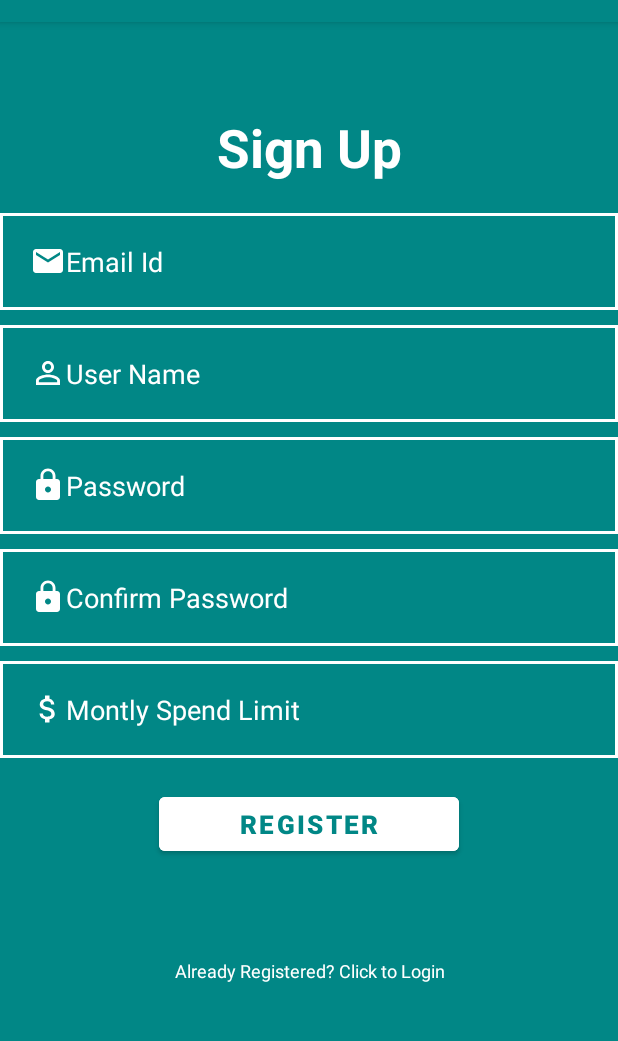
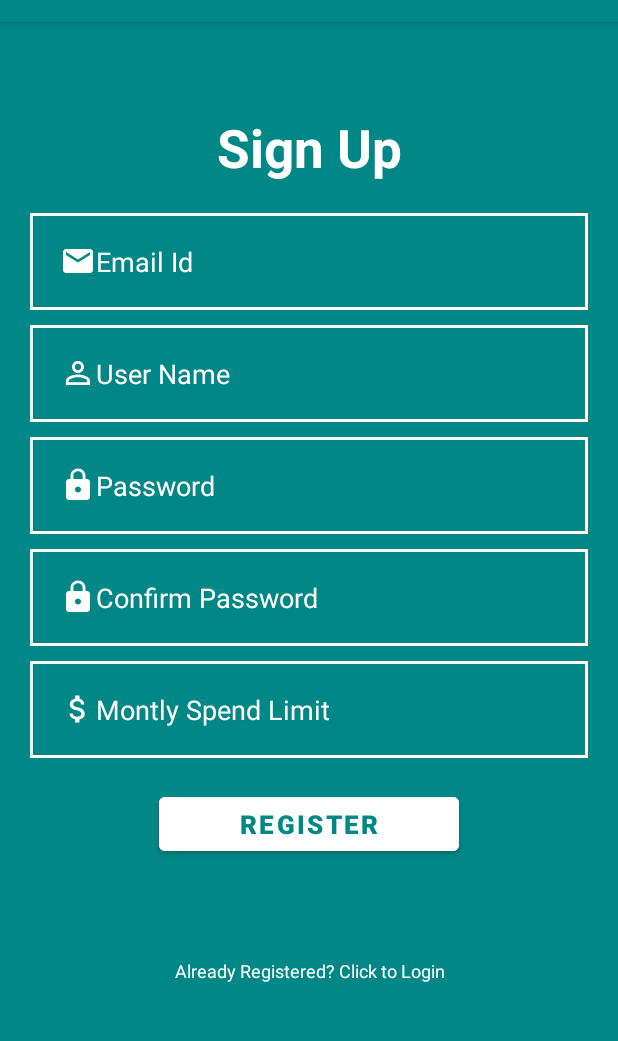
Before and after one commit to RahulDevaraj/W22G12_Insights, an Android app: the Reggister screen opened directly, with no data from a screen before it, on a phone screen of 412 x 824 dp, the part 62-1103 px from its top. Run offline under Robolectric (Android 15) with nearby library versions, the phone set to English and light mode, and no system bars; our stand-ins replace Room's generated code; Roboto replaces fonts that are not available here.

Commit message:
Register Screen Margin added

```diff
--- a/app/src/main/res/layout/activity_reggister.xml
+++ b/app/src/main/res/layout/activity_reggister.xml
@@ -27,7 +27,9 @@
         android:id="@+id/edtTxtUserId"
         android:layout_width="0dp"
         android:layout_height="wrap_content"
+        android:layout_marginStart="20dp"
         android:layout_marginTop="20dp"
+        android:layout_marginEnd="20dp"
         android:background="@drawable/border"
         android:drawableLeft="@drawable/ic_baseline_email_24"
         android:gravity="center_vertical"
@@ -44,7 +46,9 @@
         android:id="@+id/edtTxtUser"
         android:layout_width="0dp"
         android:layout_height="wrap_content"
+        android:layout_marginStart="20dp"
         android:layout_marginTop="10dp"
+        android:layout_marginEnd="20dp"
         android:background="@drawable/border"
         android:drawableLeft="@drawable/ic_baseline_person_outline_24"
         android:gravity="center_vertical"
@@ -61,7 +65,9 @@
         android:id="@+id/edtTextPassword"
         android:layout_width="0dp"
         android:layout_height="wrap_content"
+        android:layout_marginStart="20dp"
         android:layout_marginTop="10dp"
+        android:layout_marginEnd="20dp"
         android:background="@drawable/border"
         android:drawableLeft="@drawable/ic_baseline_lock_24"
         android:gravity="center_vertical"
@@ -79,7 +85,9 @@
         android:id="@+id/edtTextPasswordConfirm"
         android:layout_width="0dp"
         android:layout_height="wrap_content"
+        android:layout_marginStart="20dp"
         android:layout_marginTop="10dp"
+        android:layout_marginEnd="20dp"
         android:background="@drawable/border"
         android:drawableLeft="@drawable/ic_baseline_lock_24"
         android:gravity="center_vertical"
@@ -97,7 +105,9 @@
         android:id="@+id/edtTextSetLimit"
         android:layout_width="0dp"
         android:layout_height="wrap_content"
+        android:layout_marginStart="20dp"
         android:layout_marginTop="10dp"
+        android:layout_marginEnd="20dp"
         android:background="@drawable/border"
         android:drawableLeft="@drawable/ic_baseline_attach_money_24"
         android:gravity="center_vertical"
```
